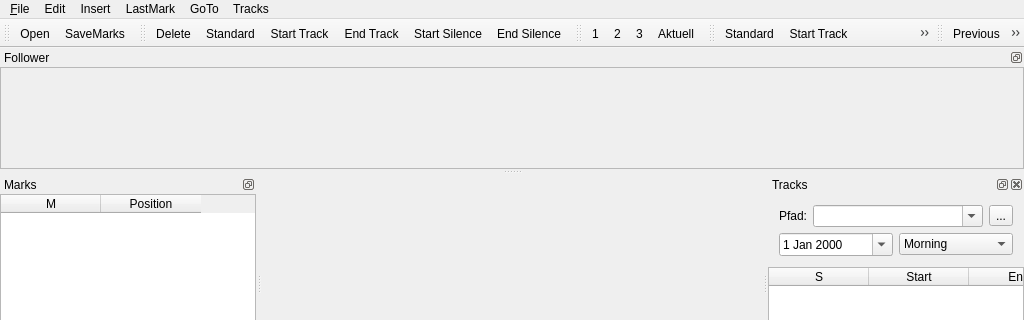
First picture: the form in mainwindow.ui, repository audioprog/RecMasterNCutter, before the edit; both pictures show x 0 to 1024 and y 0 to 320 of the 1024 by 554 pixel window.
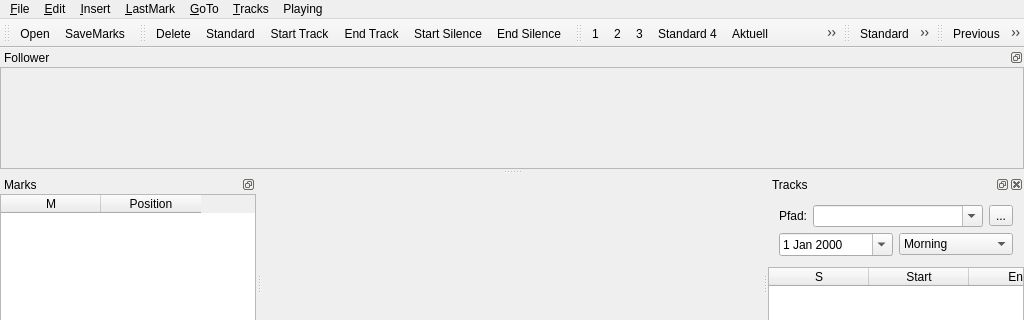
Second picture: the form after the edit. Icons and pictures are not drawn. Custom widgets are drawn as their Qt base class.

Commit message: Audio Ouput beginning ZoomIn & Out Errors Fixed

Diff of the .ui file:
```diff
--- a/mainwindow.ui
+++ b/mainwindow.ui
@@ -56,7 +56,7 @@
    </widget>
    <widget class="QMenu" name="menuInsert">
     <property name="title">
-     <string>Insert</string>
+     <string>&amp;Insert</string>
     </property>
     <addaction name="actionStandard_1"/>
     <addaction name="actionStandard_2"/>
@@ -65,7 +65,7 @@
    </widget>
    <widget class="QMenu" name="menuLastMark">
     <property name="title">
-     <string>LastMark</string>
+     <string>&amp;LastMark</string>
     </property>
     <addaction name="actionLastMarkStandard"/>
     <addaction name="actionLastMarkStart_Track"/>
@@ -75,7 +75,7 @@
    </widget>
    <widget class="QMenu" name="menuGoTo">
     <property name="title">
-     <string>GoTo</string>
+     <string>&amp;GoTo</string>
     </property>
     <addaction name="actionPrevious"/>
     <addaction name="actionNext"/>
@@ -86,7 +86,7 @@
    </widget>
    <widget class="QMenu" name="menuEdit">
     <property name="title">
-     <string>Edit</string>
+     <string>&amp;Edit</string>
     </property>
     <addaction name="actionEditDelete"/>
     <addaction name="separator"/>
@@ -98,16 +98,24 @@
    </widget>
    <widget class="QMenu" name="menuTracks">
     <property name="title">
-     <string>Tracks</string>
+     <string>&amp;Tracks</string>
     </property>
     <addaction name="actionSave_Track"/>
    </widget>
+   <widget class="QMenu" name="menuPlaying">
+    <property name="title">
+     <string>Playing</string>
+    </property>
+    <addaction name="actionPlay"/>
+    <addaction name="actionStop"/>
+   </widget>
    <addaction name="menu_File"/>
    <addaction name="menuEdit"/>
    <addaction name="menuInsert"/>
    <addaction name="menuLastMark"/>
    <addaction name="menuGoTo"/>
    <addaction name="menuTracks"/>
+   <addaction name="menuPlaying"/>
   </widget>
   <widget class="QToolBar" name="tbarMain">
    <property name="windowTitle">
@@ -202,7 +210,10 @@
    <addaction name="actionStandard_1"/>
    <addaction name="actionStandard_2"/>
    <addaction name="actionStandard_3"/>
+   <addaction name="actionStandard_4"/>
    <addaction name="actionAktuell"/>
+   <addaction name="actionZoomIn"/>
+   <addaction name="actionZoomOut"/>
   </widget>
   <widget class="QDockWidget" name="dockOverview">
    <property name="features">
@@ -578,7 +589,7 @@
      <normaloff>:/symbols/Add1</normaloff>:/symbols/Add1</iconset>
    </property>
    <property name="text">
-    <string>1</string>
+    <string>&amp;1</string>
    </property>
    <property name="toolTip">
     <string>Standardmark at position 1</string>
@@ -596,7 +607,7 @@
      <normaloff>:/symbols/Add2</normaloff>:/symbols/Add2</iconset>
    </property>
    <property name="text">
-    <string>2</string>
+    <string>&amp;2</string>
    </property>
    <property name="toolTip">
     <string>Standardmark at position 2</string>
@@ -611,7 +622,7 @@
      <normaloff>:/symbols/Add3</normaloff>:/symbols/Add3</iconset>
    </property>
    <property name="text">
-    <string>3</string>
+    <string>&amp;3</string>
    </property>
    <property name="toolTip">
     <string>Standardmark at position 3</string>
@@ -626,7 +637,7 @@
      <normaloff>:/symbols/AddAct</normaloff>:/symbols/AddAct</iconset>
    </property>
    <property name="text">
-    <string>Aktuell</string>
+    <string>&amp;Aktuell</string>
    </property>
    <property name="shortcut">
     <string>F4</string>
@@ -638,7 +649,7 @@
      <normaloff>:/symbols/Standard</normaloff>:/symbols/Standard</iconset>
    </property>
    <property name="text">
-    <string>Standard</string>
+    <string>Stan&amp;dard</string>
    </property>
    <property name="shortcut">
     <string>Ctrl+1</string>
@@ -650,7 +661,7 @@
      <normaloff>:/symbols/StartTrack</normaloff>:/symbols/StartTrack</iconset>
    </property>
    <property name="text">
-    <string>Start Track</string>
+    <string>&amp;Start Track</string>
    </property>
    <property name="shortcut">
     <string>Ctrl+2</string>
@@ -662,7 +673,7 @@
      <normaloff>:/symbols/EndTrack</normaloff>:/symbols/EndTrack</iconset>
    </property>
    <property name="text">
-    <string>End Track</string>
+    <string>&amp;End Track</string>
    </property>
    <property name="shortcut">
     <string>Ctrl+3</string>
@@ -674,7 +685,7 @@
      <normaloff>:/symbols/StartSilence</normaloff>:/symbols/StartSilence</iconset>
    </property>
    <property name="text">
-    <string>Start Silence</string>
+    <string>S&amp;tart Silence</string>
    </property>
    <property name="shortcut">
     <string>Ctrl+4</string>
@@ -686,7 +697,7 @@
      <normaloff>:/symbols/EndSilence</normaloff>:/symbols/EndSilence</iconset>
    </property>
    <property name="text">
-    <string>End Silence</string>
+    <string>E&amp;nd Silence</string>
    </property>
    <property name="shortcut">
     <string>Ctrl+5</string>
@@ -827,7 +838,36 @@
      <normaloff>:/symbols/icons/saveWave.png</normaloff>:/symbols/icons/saveWave.png</iconset>
    </property>
    <property name="text">
-    <string>Save Track</string>
+    <string>&amp;Save Track</string>
+   </property>
+  </action>
+  <action name="actionPlay">
+   <property name="text">
+    <string>&amp;Play</string>
+   </property>
+  </action>
+  <action name="actionStop">
+   <property name="text">
+    <string>&amp;Stop</string>
+   </property>
+  </action>
+  <action name="actionZoomIn">
+   <property name="text">
+    <string>ZoomIn</string>
+   </property>
+  </action>
+  <action name="actionZoomOut">
+   <property name="text">
+    <string>ZoomOut</string>
+   </property>
+  </action>
+  <action name="actionStandard_4">
+   <property name="icon">
+    <iconset resource="icons.qrc">
+     <normaloff>:/symbols/Add4</normaloff>:/symbols/Add4</iconset>
+   </property>
+   <property name="text">
+    <string>Standard 4</string>
    </property>
   </action>
  </widget>
```
Left out of the diff: 34 changed lines with no effect on the pictures. The commit also changes 13 other files.
